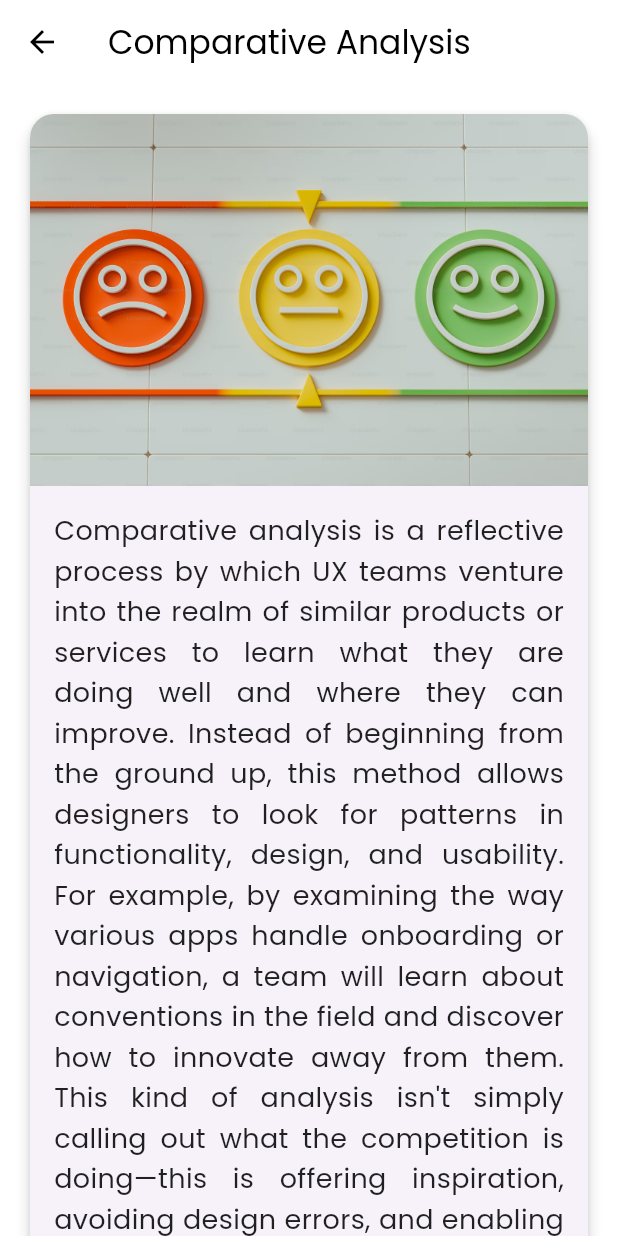
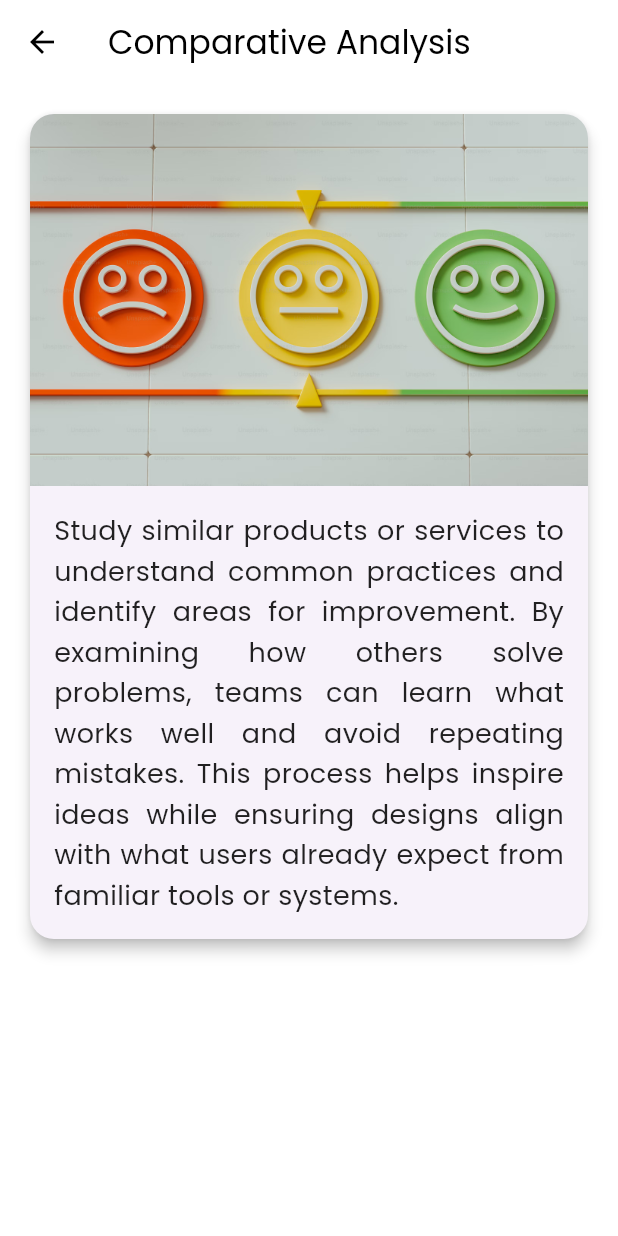
Before and after one commit to hope-seven/rpi-design-doc, a Flutter app: the PrinciplePage screen opened directly, after a tap on "Comparative Analysis", on a phone screen of 412 x 824 dp. Run offline on Flutter 3.47's test engine with Material 3 defaults, Android fonts, the phone set to English and light mode, and no system bars; drawn by our look-alikes of extended_image; our stand-ins replace google_fonts.

```diff
--- a/lib/components/principle_detail_card.dart
+++ b/lib/components/principle_detail_card.dart
@@ -17,7 +17,6 @@ class PrincipleDetailPage extends StatelessWidget {
         title: Text(principle.name),
         backgroundColor: Colors.transparent,
       ),
-      // Wrap the entire body in a GestureDetector to catch double taps.
       body: GestureDetector(
         onDoubleTap: () => Navigator.pop(context),
         child: SingleChildScrollView(
--- a/lib/content/principle.dart
+++ b/lib/content/principle.dart
@@ -5,63 +5,63 @@ List<PrincipleModel> principles = [
     id: '1',
     name: 'Comparative Analysis',
     content:
-        'Comparative analysis is a reflective process by which UX teams venture into the realm of similar products or services to learn what they are doing well and where they can improve. Instead of beginning from the ground up, this method allows designers to look for patterns in functionality, design, and usability. For example, by examining the way various apps handle onboarding or navigation, a team will learn about conventions in the field and discover how to innovate away from them. This kind of analysis isn\'t simply calling out what the competition is doing—this is offering inspiration, avoiding design errors, and enabling teams to craft specific and user-focused experiences.',
+        'Study similar products or services to understand common practices and identify areas for improvement. By examining how others solve problems, teams can learn what works well and avoid repeating mistakes. This process helps inspire ideas while ensuring designs align with what users already expect from familiar tools or systems.',
     imageUrls: ['assets/pics/comparative_analysis.png'],
   ),
   PrincipleModel(
     id: '2',
     name: 'Card Sorting',
     content:
-        'Card sorting is a hands-on, group exercise that uncovers the way users mentally group and label information. Done either with physical cards or with digital tools, individuals are asked to categorize labeled subject or characteristics into meaningful categories to them. It gives designers a view of what actual people think and structure, especially useful for designing navigation menus, product categories, or content-heavy pages. By aligning a product\'s structure to users\' needs, card sorting enables individuals to find what they\'re looking for more easily—creating more fluid, more natural experiences.',
+        'A method where users organize topics into groups that make sense to them. Participants sort labeled cards into categories, revealing how they naturally think about information. This helps design menus, navigation, or content layouts that feel intuitive, reducing confusion and making it easier for users to find what they need.',
     imageUrls: ['assets/pics/card_sorting.jpg'],
   ),
   PrincipleModel(
     id: '3',
     name: 'Customer Survey',
     content:
-        'Customer surveys are likely the most scalable way to listen to large numbers of people. When designed well, surveys allow teams to discover who their users are, what they need, and how they feel about a product or service. They can include rating scales and checkboxes to collect quantifiable data, as well as open questions to gather personal stories and qualitative feedback. Surveys are especially good at identifying trends, validating design hypotheses, and guiding prioritization. If you’re deciding what to build next, or trying to identify user pain points, surveys bring the voice of the user right into your decision-making.',
+        'Collect feedback directly from users through structured questions. Surveys help identify needs, preferences, and pain points by asking people to rate experiences or share opinions. This data guides decisions, ensuring changes address real user concerns rather than assumptions.',
     imageUrls: ['assets/pics/customer_survey.png'],
   ),
   PrincipleModel(
     id: '4',
     name: 'Tree Testing',
     content:
-        'Tree testing is like shining a light on your site’s navigation hierarchy—before adding any visuals. Users are shown a plain version of the site’s hierarchy (text only, no layout) and asked to locate particular items or perform tasks. It’s a way to determine if your labels and questions make sense independently. The data collected—such as which routes users take, where they get stuck, and how long it takes them—gives clear evidence of what’s working and what doesn’t. By solving these issues early on, teams can save time, reduce user frustration, and avoid costly overhauls later.',
+        'Test how easily users navigate a website or app’s structure without visual design elements. Participants are asked to find items using only text-based menus. This reveals whether labels and categories are clear, helping teams fix confusing navigation early in the design process.',
     imageUrls: ['assets/pics/tree_testing.png'],
   ),
   PrincipleModel(
     id: '5',
     name: 'User Persona',
     content:
-        'User personas bring research to life by representing real types of users in the form of believable, fictional characters. Each persona contains a name, an image, and a narrative that embodies real user objectives, activities, and pain points. They’re not placebos—they serve as beacons of guidance during design, keeping teams focused on the user. An example might be a working parent with little time to spare, who loves simplicity and quickness, prompting designers to keep things efficient in the UI. By making decisions based on human stories, personas help to create empathy and prevent design decisions based on vague assumptions.',
+        'Create fictional characters representing key user types, based on research. Personas summarize goals, behaviors, and challenges of different groups. They act as reminders to design for real user needs, ensuring decisions stay focused on solving actual problems instead of personal preferences.',
     imageUrls: ['assets/pics/user_persona.png'],
   ),
   PrincipleModel(
     id: '6',
     name: 'Customer Journey',
     content:
-        'Customer journey mapping is a storytelling method that charts the entire journey a user takes with a product or service—from spark of initial interest to post-purchase interaction. Maps indicate the actions users perform, the emotions they feel, and the challenges they encounter in between. Each touch point is examined—like discovering the product, signing up, activating features, or reaching out to support. By plotting the user’s emotional highs and lows, teams can identify where to increase satisfaction, reduce friction, and create a more resonant and meaningful experience in each step.',
+        'Map the entire process a user goes through when interacting with a product or service. This includes every step, from first learning about it to ongoing use. Highlighting emotional highs and lows helps teams identify frustrating moments and opportunities to improve the overall experience.',
     imageUrls: ['assets/pics/customer_journey.png'],
   ),
   PrincipleModel(
     id: '7',
     name: 'A/B Testing',
     content:
-        'A/B testing is like conducting a controlled experiment on your design choices. You create two versions of an element, e.g., a "Buy Now" button red or blue, and show them to different groups of users. The system then compares which of the two performs better according to some measure such as clicks or sign-ups. This is very useful when optimizing interfaces because it removes personal opinions and guesses. Instead of guessing what will or won’t work, A/B testing provides clear, fact-based answers so teams can optimize and improve their products over and over again in real contexts.',
+        'Compare two versions of a design to see which performs better. Users interact with each version, and their behavior (like clicks or sign-ups) is measured. This removes guesswork by letting real-world data guide decisions, ensuring changes improve usability or achieve goals.',
     imageUrls: ['assets/pics/a_b_testing.png'],
   ),
   PrincipleModel(
     id: '8',
     name: 'Voice of Customer',
     content:
-        'Voice of Customer analysis is all about listening—carefully—to what customers are saying, in their own words. This method gathers opinions from various sources, such as helpdesk inquiries, social media posts, chat sessions, or product reviews, and summarizes them into themes and insights. Rather than waiting for users to respond to official surveys, VoC eavesdrops on natural conversations to discover what matters most to them. Whether it’s a repeat issue, a feature request, or praise for a smooth ride, VoC helps you prioritize changes that resonate strongly with the people who actually use your product.',
+        'Analyze feedback from users across channels like reviews, emails, or social media. By identifying common themes in their words, teams prioritize changes that matter most to users. This ensures solutions address real frustrations or requests, not just internal opinions.',
     imageUrls: ['assets/pics/customer_voice.png'],
   ),
   PrincipleModel(
     id: '9',
     name: 'Gestalt Principles',
     content:
-        'Gestalt Principles are psychological and help designers understand how people inherently process visual information. These principles—proximity, similarity, and closure—guide how we group elements together, determine patterns, and make sense of what we see. For instance, when buttons are grouped together, users perceive that they’re linked (proximity). When icons look similar, users perceive consistency and predictability (similarity). And when we look at an incomplete shape, our brains fill in the gaps automatically (closure). Applying these rules makes designs intuitive and lovely—not just because they’re pretty, but because they’re aligned with how our brains are designed to see visuals',
+        'Design guidelines based on how people naturally perceive visual elements. Principles like grouping similar items, placing related things close together, or using patterns help create layouts that feel organized and easy to understand. This reduces effort for users to process information.',
     imageUrls: ['assets/pics/gestalt_principles.png'],
   ),
 ];
```
Also changed, not shown: lib/main.dart (+13 -7 lines), assets/pics/hope-seven-logo.png (added), assets/prototype/about_us.png, assets/prototype/contact_us.png, assets/prototype/donation_food.png, assets/prototype/events.png, 5 other files.
